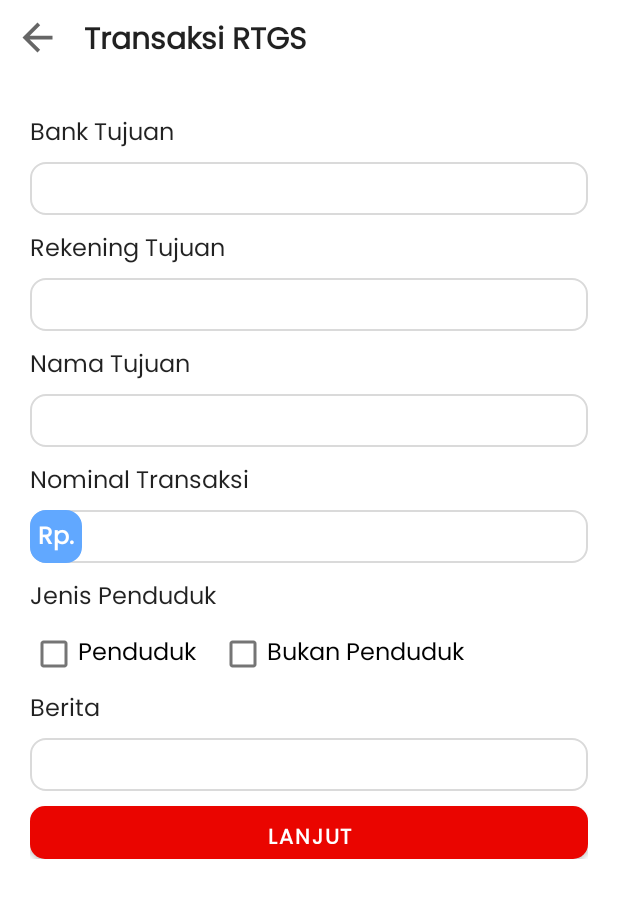
After one commit to githubgritrepo/dipslibs_android, an Android app: the layout frag_dialog_rtgs.xml on its own in the app's theme, with its tools: preview values and no code run, on a phone screen of 412 x 824 dp. The commit adds this screen. Shown: the top 898 px of the screen. Run offline under Robolectric (Android 15) with nearby library versions, the light colour scheme and no system bars.

Commit message:
change by mutaqin

```diff
--- a/app/src/main/java/com/evo/mitzoom/Adapter/GridProductAdapter.java
+++ b/app/src/main/java/com/evo/mitzoom/Adapter/GridProductAdapter.java
@@ -6,12 +6,16 @@ import android.view.View;
 import android.view.ViewGroup;
 import android.view.ViewParent;
 import android.widget.ImageView;
+import android.widget.TextView;
 import android.widget.Toast;
 
 import androidx.annotation.NonNull;
+import androidx.fragment.app.FragmentActivity;
 import androidx.recyclerview.widget.RecyclerView;
 
+import com.evo.mitzoom.Fragments.frag_dialog_rtgs;
 import com.evo.mitzoom.R;
+import com.evo.mitzoom.Session.SessionManager;
 import com.github.javiersantos.materialstyleddialogs.MaterialStyledDialog;
 import com.google.android.material.dialog.MaterialDialogs;
 import com.google.android.material.floatingactionbutton.ExtendedFloatingActionButton;
@@ -23,10 +27,12 @@ public class GridProductAdapter extends RecyclerView.Adapter<GridProductAdapter.
     int position;
     Context ctx;
     MaterialStyledDialog materialStyledDialog;
+    SessionManager sessions;
 
     public GridProductAdapter(Context ctx, int[] gambar) {
         this.ctx = ctx;
         this.gambar = gambar;
+        this.sessions = new SessionManager(this.ctx);
     }
 
     @NonNull
@@ -44,13 +50,11 @@ public class GridProductAdapter extends RecyclerView.Adapter<GridProductAdapter.
             @Override
             public void onClick(View v) {
                 if (pos == 0) {
-                    View view = LayoutInflater.from(ctx).inflate(R.layout.frag_form_rtgs,null);
-                    materialStyledDialog = new MaterialStyledDialog.Builder(ctx)
-                            .setHeaderDrawable(R.drawable.bannerads)
-                            .setCancelable(false)
-                            .setCustomView(view, 20, 20, 20, 0)
-                            .setHeaderScaleType(ImageView.ScaleType.FIT_XY)
-                            .show();
+                    ((FragmentActivity)ctx).getSupportFragmentManager()
+                            .beginTransaction()
+                            .replace(R.id.layout_frame, new frag_dialog_rtgs())
+                            .addToBackStack(null)
+                            .commit();
                 } else {
                     popUpAds();
                 }
--- /dev/null
+++ b/app/src/main/java/com/evo/mitzoom/Fragments/frag_dialog_rtgs.java
@@ -0,0 +1,79 @@
+package com.evo.mitzoom.Fragments;
+
+import android.content.Context;
+import android.content.res.ColorStateList;
+import android.graphics.Color;
+import android.os.Bundle;
+
+import androidx.annotation.NonNull;
+import androidx.annotation.Nullable;
+import androidx.fragment.app.Fragment;
+
+import android.view.LayoutInflater;
+import android.view.View;
+import android.view.ViewGroup;
+import android.widget.Button;
+import android.widget.ImageView;
+import android.widget.TextView;
+
+import com.evo.mitzoom.R;
+import com.evo.mitzoom.Session.SessionManager;
+
+public class frag_dialog_rtgs extends Fragment {
+
+    private ImageView btnBack;
+    private TextView tvCurr;
+    private Button btnProsesRTGS;
+    private Context mContext;
+    private SessionManager sessions;
+
+    @Override
+    public void onCreate(Bundle savedInstanceState) {
+        super.onCreate(savedInstanceState);
+
+        mContext = getContext();
+        sessions = new SessionManager(mContext);
+    }
+
+    @Override
+    public View onCreateView(LayoutInflater inflater, ViewGroup container,
+                             Bundle savedInstanceState) {
+        View view = inflater.inflate(R.layout.frag_dialog_rtgs, container, false);
+
+        btnBack = (ImageView) view.findViewById(R.id.btn_back4);
+        btnProsesRTGS = (Button) view.findViewById(R.id.btnProsesRTGS);
+        tvCurr = (TextView) view.findViewById(R.id.tvCurr);
+
+        return view;
+    }
+
+    @Override
+    public void onViewCreated(@NonNull View view, @Nullable Bundle savedInstanceState) {
+        super.onViewCreated(view, savedInstanceState);
+
+        btnProsesRTGS.setBackgroundTintList(ColorStateList.valueOf(getResources().getColor(R.color.bg_cif)));
+
+        String lang = sessions.getLANG();
+        if (lang.equals("en")) {
+            tvCurr.setText("IDR");
+        } else {
+            tvCurr.setText("Rp.");
+        }
+
+        btnBack.setOnClickListener(new View.OnClickListener() {
+            @Override
+            public void onClick(View v) {
+                getFragmentPage(new frag_berita());
+            }
+        });
+    }
+
+    private void getFragmentPage(Fragment fragment){
+        getActivity().getSupportFragmentManager()
+                .beginTransaction()
+                .replace(R.id.layout_frame, fragment)
+                .addToBackStack(null)
+                .commit();
+    }
+
+}
--- a/app/src/main/java/com/evo/mitzoom/Fragments/frag_rtgs.java
+++ b/app/src/main/java/com/evo/mitzoom/Fragments/frag_rtgs.java
@@ -22,6 +22,7 @@ import androidx.fragment.app.Fragment;
 
 import com.dhairytripathi.library.EditTextPin;
 import com.evo.mitzoom.R;
+import com.evo.mitzoom.Session.SessionManager;
 
 import java.math.BigDecimal;
 import java.text.NumberFormat;
@@ -34,6 +35,8 @@ public class frag_rtgs extends Fragment {
     private ImageView btnBack;
     private EditText et_NamaBank, et_RekPenerima, et_NamaPenerima, et_Berita, et_Nominal;
     private Context context;
+    private TextView tvCurr;
+    private SessionManager sessions;
 
     private Button btnProses;
 
@@ -44,6 +47,8 @@ public class frag_rtgs extends Fragment {
     public void onCreate(@Nullable Bundle savedInstanceState) {
         super.onCreate(savedInstanceState);
         context = getContext();
+
+        sessions = new SessionManager(context);
     }
     @Nullable
     @Override
@@ -53,6 +58,7 @@ public class frag_rtgs extends Fragment {
         et_NamaBank = view.findViewById(R.id.et_nama_bank);
         et_RekPenerima = view.findViewById(R.id.et_rek_penerima);
         et_NamaPenerima = view.findViewById(R.id.et_nama_penerima);
+        tvCurr = view.findViewById(R.id.tvCurr);
         et_Nominal = view.findViewById(R.id.et_nominal);
         et_Berita = view.findViewById(R.id.et_berita);
         btnProses = view.findViewById(R.id.btnProsesRTGS);
@@ -61,6 +67,14 @@ public class frag_rtgs extends Fragment {
     @Override
     public void onViewCreated(@NonNull View view, @Nullable Bundle savedInstanceState) {
         super.onViewCreated(view, savedInstanceState);
+
+        String lang = sessions.getLANG();
+        if (lang.equals("en")) {
+            tvCurr.setText("IDR");
+        } else {
+            tvCurr.setText("Rp.");
+        }
+
         et_Nominal.addTextChangedListener(new TextWatcher() {
             @Override
             public void beforeTextChanged(CharSequence s, int start, int count, int after) {
--- /dev/null
+++ b/app/src/main/res/layout/frag_dialog_rtgs.xml
@@ -0,0 +1,250 @@
+<?xml version="1.0" encoding="utf-8"?>
+<FrameLayout xmlns:android="http://schemas.android.com/apk/res/android"
+    xmlns:tools="http://schemas.android.com/tools"
+    android:layout_width="match_parent"
+    android:layout_height="match_parent"
+    xmlns:app="http://schemas.android.com/apk/res-auto"
+    tools:context=".Fragments.frag_dialog_rtgs">
+
+    <RelativeLayout
+        android:layout_width="match_parent"
+        android:layout_height="match_parent">
+
+        <LinearLayout
+            android:id="@+id/TopBar"
+            android:layout_width="match_parent"
+            android:layout_height="?attr/actionBarSize"
+            android:background="@color/white"
+            android:orientation="horizontal">
+            <ImageView
+                android:id="@+id/btn_back4"
+                android:layout_width="30dp"
+                android:layout_height="30dp"
+                android:layout_margin="10dp"
+                android:src="@drawable/ic_baseline_arrow_back_24" />
+
+            <TextView
+                android:layout_width="wrap_content"
+                android:layout_height="wrap_content"
+                android:layout_gravity="center_vertical"
+                android:layout_marginStart="6dp"
+                android:text="@string/RTGS"
+                android:textAppearance="@style/TextAppearance.AppCompat.Body1"
+                android:textSize="20sp"
+                android:textStyle="bold" />
+        </LinearLayout>
+
+        <androidx.core.widget.NestedScrollView
+            android:layout_width="match_parent"
+            android:layout_height="wrap_content"
+            android:layout_below="@+id/TopBar"
+            android:paddingBottom="50dp">
+            <androidx.cardview.widget.CardView
+                android:layout_width="match_parent"
+                android:layout_height="wrap_content"
+                android:layout_margin="10dp"
+                app:cardCornerRadius="10dp"
+                app:cardElevation="0dp">
+
+                <LinearLayout
+                    android:layout_width="match_parent"
+                    android:layout_height="wrap_content"
+                    android:layout_margin="10dp"
+                    android:orientation="vertical">
+
+                    <TextView
+                        android:layout_width="wrap_content"
+                        android:layout_height="wrap_content"
+                        android:text="@string/BankName"
+                        android:textAppearance="@style/TextAppearance.AppCompat.Body2"
+                        android:textSize="16sp" />
+
+                    <com.google.android.material.textfield.TextInputLayout
+                        style="@style/Widget.MaterialComponents.TextInputLayout.OutlinedBox"
+                        android:layout_width="match_parent"
+                        android:layout_height="wrap_content"
+                        android:layout_marginBottom="10dp"
+                        app:boxCornerRadiusBottomEnd="10dp"
+                        app:boxCornerRadiusBottomStart="10dp"
+                        app:boxCornerRadiusTopEnd="10dp"
+                        app:boxCornerRadiusTopStart="10dp">
+
+                        <EditText
+                            android:padding="9dp"
+                            android:id="@+id/et_nama_bank"
+                            android:layout_width="match_parent"
+                            android:layout_height="35dp"
+                            android:background="@drawable/bg_textinput"
+                            android:inputType="text"
+                            android:textSize="16sp"
+                            tools:ignore="SpeakableTextPresentCheck" />
+                    </com.google.android.material.textfield.TextInputLayout>
+                    <TextView
+                        android:layout_width="wrap_content"
+                        android:layout_height="wrap_content"
+                        android:text="@string/ReceiverAccount"
+                        android:textAppearance="@style/TextAppearance.AppCompat.Body2"
+                        android:textSize="16sp" />
+                    <com.google.android.material.textfield.TextInputLayout
+                        style="@style/Widget.MaterialComponents.TextInputLayout.OutlinedBox"
+                        android:layout_width="match_parent"
+                        android:layout_height="wrap_content"
+                        android:layout_marginBottom="10dp"
+                        app:boxCornerRadiusBottomEnd="10dp"
+                        app:boxCornerRadiusBottomStart="10dp"
+                        app:boxCornerRadiusTopEnd="10dp"
+                        app:boxCornerRadiusTopStart="10dp">
+
+                        <EditText
+                            android:padding="9dp"
+                            android:id="@+id/et_rek_penerima"
+                            android:layout_width="match_parent"
+                            android:layout_height="35dp"
+                            android:background="@drawable/bg_textinput"
+                            android:inputType="number"
+                            android:textSize="16sp"
+                            tools:ignore="SpeakableTextPresentCheck" />
+                    </com.google.android.material.textfield.TextInputLayout>
+                    <TextView
+                        android:layout_width="wrap_content"
+                        android:layout_height="wrap_content"
+                        android:text="@string/ReceiverName"
+                        android:textAppearance="@style/TextAppearance.AppCompat.Body2"
+                        android:textSize="16sp" />
+                    <com.google.android.material.textfield.TextInputLayout
+                        style="@style/Widget.MaterialComponents.TextInputLayout.OutlinedBox"
+                        android:layout_width="match_parent"
+                        android:layout_height="wrap_content"
+                        android:layout_marginBottom="10dp"
+                        app:boxCornerRadiusBottomEnd="10dp"
+                        app:boxCornerRadiusBottomStart="10dp"
+                        app:boxCornerRadiusTopEnd="10dp"
+                        app:boxCornerRadiusTopStart="10dp">
+
+                        <EditText
+                            android:padding="9dp"
+                            android:id="@+id/et_nama_penerima"
+                            android:layout_width="match_parent"
+                            android:layout_height="35dp"
+                            android:background="@drawable/bg_textinput"
+                            android:inputType="text"
+                            android:textSize="16sp"
+                            tools:ignore="SpeakableTextPresentCheck,SpeakableTextPresentCheck,SpeakableTextPresentCheck" />
+                    </com.google.android.material.textfield.TextInputLayout>
+                    <TextView
+                        android:layout_width="wrap_content"
+                        android:layout_height="wrap_content"
+                        android:text="@string/Amount"
+                        android:textAppearance="@style/TextAppearance.AppCompat.Body2"
+                        android:textSize="16sp" />
+
+                    <RelativeLayout
+                        android:layout_width="match_parent"
+                        android:layout_height="wrap_content"
+                        android:layout_marginBottom="10dp">
+
+                        <com.google.android.material.textfield.TextInputLayout
+                            style="@style/Widget.MaterialComponents.TextInputLayout.OutlinedBox"
+                            android:layout_width="match_parent"
+                            android:layout_height="wrap_content"
+                            app:boxCornerRadiusBottomEnd="10dp"
+                            app:boxCornerRadiusBottomStart="10dp"
+                            app:boxCornerRadiusTopEnd="10dp"
+                            app:boxCornerRadiusTopStart="10dp"
+                            android:layout_centerVertical="true">
+
+                            <EditText
+                                android:padding="9dp"
+                                android:id="@+id/et_nominal"
+                                android:layout_width="match_parent"
+                                android:layout_height="35dp"
+                                android:background="@drawable/bg_textinput"
+                                android:inputType="number"
+                                android:textSize="16sp"
+                                android:paddingStart="@dimen/dp_36"
+                                tools:ignore="SpeakableTextPresentCheck,SpeakableTextPresentCheck,SpeakableTextPresentCheck" />
+                        </com.google.android.material.textfield.TextInputLayout>
+
+                        <TextView
+                            android:id="@+id/tvCurr"
+                            android:layout_width="wrap_content"
+                            android:layout_height="35dp"
+                            android:padding="@dimen/dp_5"
+                            android:background="@drawable/bg_textinput"
+                            android:backgroundTint="@color/Blue"
+                            android:text="Rp."
+                            android:textSize="16sp"
+                            android:textStyle="bold"
+                            android:textColor="@color/white"
+                            android:layout_marginTop="@dimen/dp_5"/>
+
+                    </RelativeLayout>
+
+                    <TextView
+                        android:layout_width="wrap_content"
+                        android:layout_height="wrap_content"
+                        android:text="@string/ResidentType"
+                        android:textAppearance="@style/TextAppearance.AppCompat.Body2"
+                        android:textSize="16sp" />
+                    <LinearLayout
+                        android:layout_width="match_parent"
+                        android:layout_height="wrap_content"
+                        android:orientation="horizontal">
+                        <CheckBox
+                            android:layout_marginEnd="15dp"
+                            android:focusable="false"
+                            android:layout_width="wrap_content"
+                            android:layout_height="wrap_content"
+                            android:text="@string/penduduk"
+                            android:textSize="16sp"
+                            android:textColor="@color/black"/>
+                        <CheckBox
+                            android:focusable="false"
+                            android:layout_width="wrap_content"
+                            android:layout_height="wrap_content"
+                            android:text="@string/bukan_penduduk"
+                            android:textSize="16sp"
+                            android:textColor="@color/black"/>
+                    </LinearLayout>
+                    <TextView
+                        android:layout_width="wrap_content"
+                        android:layout_height="wrap_content"
+                        android:text="@string/berita"
+                        android:textAppearance="@style/TextAppearance.AppCompat.Body2"
+                        android:textSize="16sp" />
+                    <com.google.android.material.textfield.TextInputLayout
+                        style="@style/Widget.MaterialComponents.TextInputLayout.OutlinedBox"
+                        android:layout_width="match_parent"
+                        android:layout_height="wrap_content"
+                        android:layout_marginBottom="10dp"
+                        app:boxCornerRadiusBottomEnd="10dp"
+                        app:boxCornerRadiusBottomStart="10dp"
+                        app:boxCornerRadiusTopEnd="10dp"
+                        app:boxCornerRadiusTopStart="10dp">
+
+                        <EditText
+                            android:padding="9dp"
+                            android:id="@+id/et_berita"
+                            android:layout_width="match_parent"
+                            android:layout_height="35dp"
+                            android:background="@drawable/bg_textinput"
+                            android:textSize="16sp"
+                            android:inputType="text"
+                            tools:ignore="SpeakableTextPresentCheck" />
+                    </com.google.android.material.textfield.TextInputLayout>
+                    <Button
+                        android:id="@+id/btnProsesRTGS"
+                        android:layout_width="match_parent"
+                        android:layout_height="35dp"
+                        android:background="@drawable/oval_background_10dp"
+                        android:backgroundTint="@color/bg_cif"
+                        android:text="@string/btn_continue"
+                        android:textColor="@color/white"
+                        android:textStyle="bold" />
+                </LinearLayout>
+            </androidx.cardview.widget.CardView>
+        </androidx.core.widget.NestedScrollView>
+
+    </RelativeLayout>
+
+</FrameLayout>
--- a/app/src/main/res/layout/frag_form_rtgs.xml
+++ b/app/src/main/res/layout/frag_form_rtgs.xml
@@ -35,14 +35,14 @@
         <androidx.cardview.widget.CardView
             android:layout_width="match_parent"
             android:layout_height="wrap_content"
-            android:layout_margin="20dp"
+            android:layout_margin="10dp"
             app:cardCornerRadius="10dp"
             app:cardElevation="0dp">
 
             <LinearLayout
                 android:layout_width="match_parent"
                 android:layout_height="wrap_content"
-                android:layout_margin="20dp"
+                android:layout_margin="10dp"
                 android:orientation="vertical">
                 <TextView
                     android:layout_width="wrap_content"
@@ -128,15 +128,21 @@
                     android:text="@string/Amount"
                     android:textAppearance="@style/TextAppearance.AppCompat.Body2"
                     android:textSize="16sp" />
+
+                <RelativeLayout
+                    android:layout_width="match_parent"
+                    android:layout_height="wrap_content"
+                    android:layout_marginBottom="10dp">
+
                     <com.google.android.material.textfield.TextInputLayout
                         style="@style/Widget.MaterialComponents.TextInputLayout.OutlinedBox"
                         android:layout_width="match_parent"
                         android:layout_height="wrap_content"
-                    android:layout_marginBottom="10dp"
                         app:boxCornerRadiusBottomEnd="10dp"
                         app:boxCornerRadiusBottomStart="10dp"
                         app:boxCornerRadiusTopEnd="10dp"
-                    app:boxCornerRadiusTopStart="10dp">
+                        app:boxCornerRadiusTopStart="10dp"
+                        android:layout_centerVertical="true">
 
                         <EditText
                             android:padding="9dp"
@@ -148,6 +154,22 @@
                             android:textSize="16sp"
                             tools:ignore="SpeakableTextPresentCheck,SpeakableTextPresentCheck,SpeakableTextPresentCheck" />
                     </com.google.android.material.textfield.TextInputLayout>
+
+                    <TextView
+                        android:id="@+id/tvCurr"
+                        android:layout_width="wrap_content"
+                        android:layout_height="35dp"
+                        android:padding="@dimen/dp_5"
+                        android:background="@drawable/bg_textinput"
+                        android:backgroundTint="@color/Blue"
+                        android:text="Rp."
+                        android:textSize="16sp"
+                        android:textStyle="bold"
+                        android:textColor="@color/black"
+                        android:layout_marginTop="@dimen/dp_5"/>
+
+                </RelativeLayout>
+
                 <TextView
                     android:layout_width="wrap_content"
                     android:layout_height="wrap_content"
--- a/app/src/main/res/values/strings.xml
+++ b/app/src/main/res/values/strings.xml
@@ -133,4 +133,6 @@
     <string name="lanjut_next">Lanjut / Next</string>
     <string name="atau">atau</string>
     <string name="hapus">Hapus</string>
+    <!-- TODO: Remove or change this placeholder text -->
+    <string name="hello_blank_fragment">Hello blank fragment</string>
 </resources>
```
Lines whose indentation alone changed are shown as unchanged.
